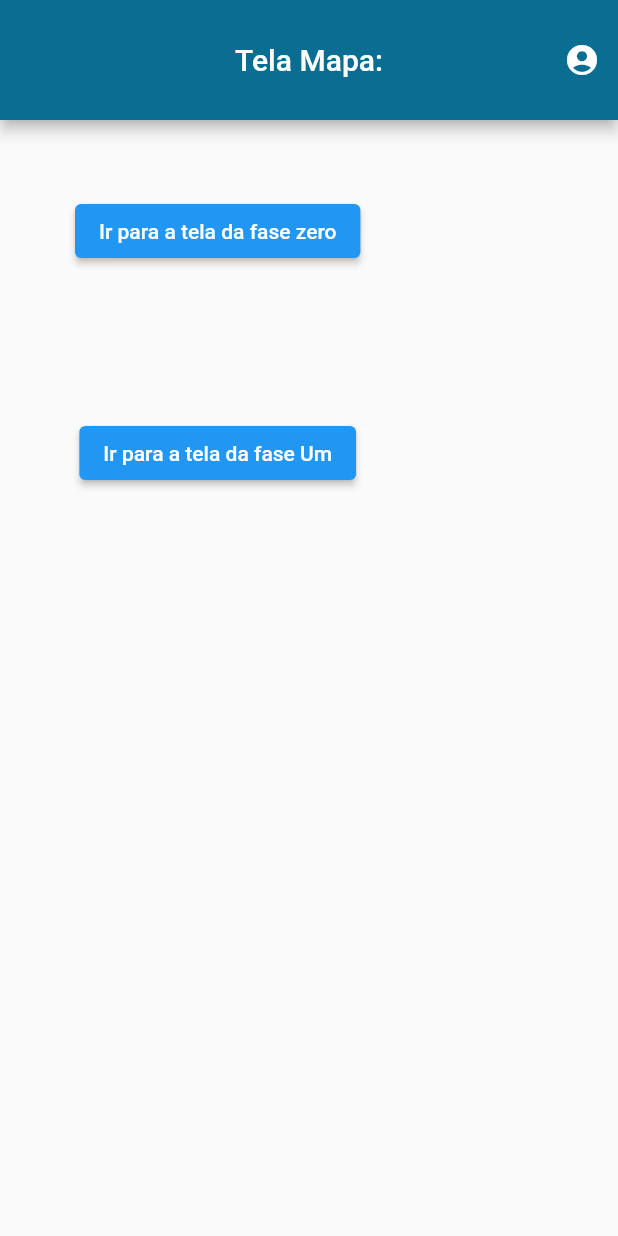
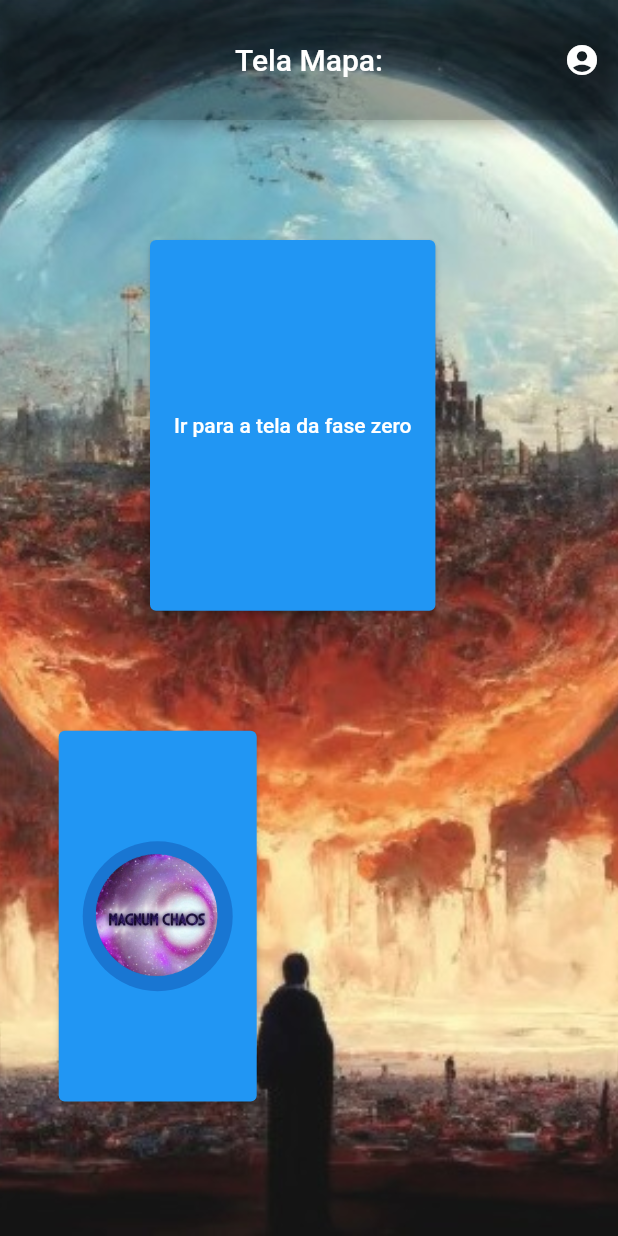
Before and after one commit to SophiaSilveira/Final_Projet_AppII, a Flutter app: the MapPage screen opened directly, on a phone screen of 412 x 824 dp. Run offline on Flutter 3.47's test engine with Material 2 defaults, Android fonts, the phone set to English and light mode, and no system bars; our stand-ins replace modal_bottom_sheet.

Commit message:
map page

```diff
--- a/magnum_chaos/lib/telas/mapPage.dart
+++ b/magnum_chaos/lib/telas/mapPage.dart
@@ -20,13 +20,22 @@ class MapPage extends StatefulWidget {
 class _MapPageState extends State<MapPage> {
   @override
   Widget build(BuildContext context) {
-    return Scaffold(
+    return Container(
+      alignment: Alignment.center,
+      decoration: const BoxDecoration(
+        image: DecorationImage(
+          image: AssetImage('assets/image/mapa.jpeg'),
+          fit: BoxFit.cover,
+        ),
+      ),
+      child: Scaffold(
+        backgroundColor: Colors.transparent,
         appBar: AppBar(
           title: Text("Tela Mapa:"),
           automaticallyImplyLeading: false,
           toolbarHeight: 80,
           centerTitle: true,
-        backgroundColor: Color(0xff0A6D92),
+          backgroundColor: Colors.black12,//Color(0xff0A6D92),
           actions: [
             IconButton(
               icon: const Icon(
@@ -39,11 +48,18 @@ class _MapPageState extends State<MapPage> {
             ),
           ],
         ),
-      body: Column(
+        body: fases(context),
+      ),
+    );
+  }
+
+  Column fases(BuildContext context) {
+    bool _isButtonDisabled = false;
+    return Column(
         children: [
-
           Container(
-            margin: EdgeInsets.all(50),
+            height: MediaQuery.of(context).size.height * 0.3,
+            margin: EdgeInsets.only(top: 80, left: 100),
             child: ElevatedButton(
               child: Text("Ir para a tela da fase zero"),
               onPressed: (){
@@ -55,34 +71,22 @@ class _MapPageState extends State<MapPage> {
             ),
           ),
           Container(
-            margin: EdgeInsets.all(50),
+          height: MediaQuery.of(context).size.height * 0.3,
+          margin: EdgeInsets.only(top: 80, right: 80),
             child: ElevatedButton(
-              child: Text("Ir para a tela da fase Um"),
-              onPressed: (){
+              child: _isButtonDisabled ? null : const CircleAvatar(
+                radius: 50,
+                backgroundImage: AssetImage('assets/logo/logoRedondo.png'),
+              ),
+              onPressed: _isButtonDisabled ? null : (){
                 Navigator.push(
                   context,
-                  MaterialPageRoute(builder: ((context) => IntroductonPage()))
+                  MaterialPageRoute(builder: ((context) => const IntroductonPage()))
                 );
               },
             ),
           ),
         ],
-      ),
       );
   }
 }
-
-
-//tela mapa
-/*Container(
-            margin: EdgeInsets.all(50),
-            child: ElevatedButton(
-              child: Text("Ir para a tela de conquistas"),
-              onPressed: (){
-                Navigator.push(
-                  context,
-                  MaterialPageRoute(builder: ((context) => GainsPage()))
-                );
-              },
-            ),
-          ),*/
--- a/magnum_chaos/pubspec.yaml
+++ b/magnum_chaos/pubspec.yaml
@@ -54,7 +54,7 @@ dev_dependencies:
 
 flutter_native_splash:
   color: "#240D3B"
-  image: lib/assets/logo/logoRedondo_700.png
+  image: assets/logo/logoRedondo_700.png
   android: true
   ios: true
 
@@ -71,8 +71,8 @@ flutter:
 
   # To add assets to your application, add an assets section, like this:
   assets:
-    - lib/assets/logo/logoRedondo.png
-  #   - images/a_dot_ham.jpeg
+    - assets/logo/logoRedondo.png
+    - assets/image/mapa.jpeg
 
   # An image asset can refer to one or more resolution-specific "variants", see
   # https://flutter.dev/assets-and-images/#resolution-aware
```
Also changed, not shown: magnum_chaos/assets/image/mapa.jpeg (added), magnum_chaos/assets/image/portal_preto.png (added), magnum_chaos/assets/logo/logoRedondo.png (renamed from magnum_chaos/lib/assets/logo/logoRedondo.png), magnum_chaos/assets/logo/logoRedondo_700.png (renamed from magnum_chaos/lib/assets/logo/logoRedondo_700.png). Lines whose indentation alone changed are shown as unchanged.
